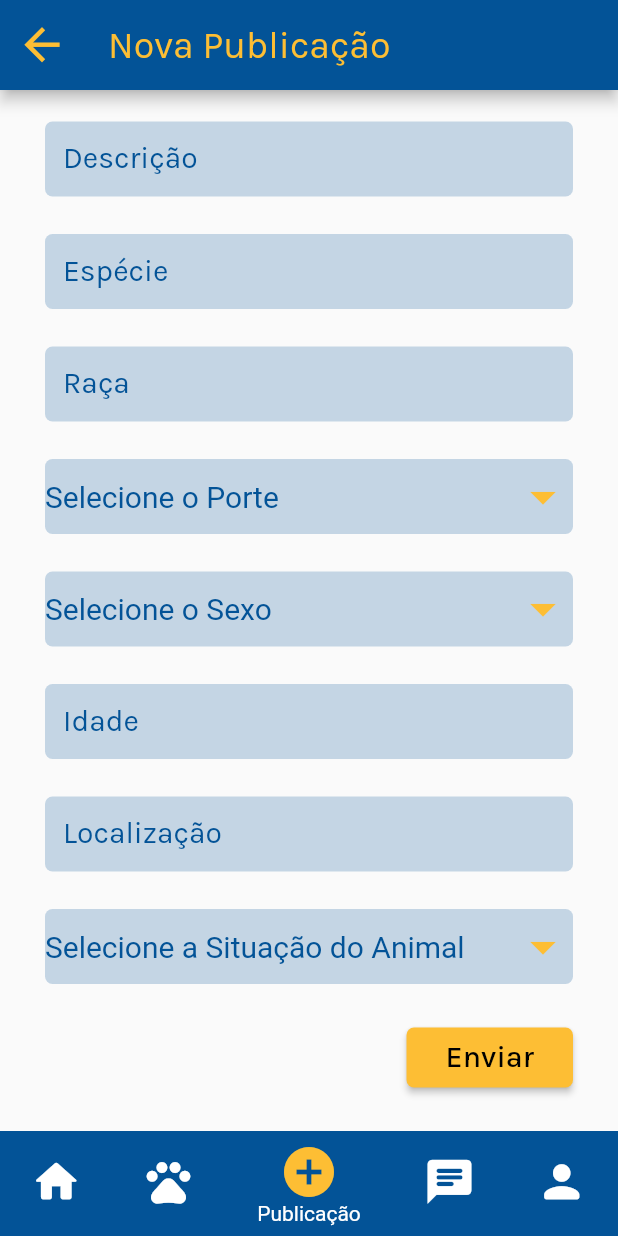
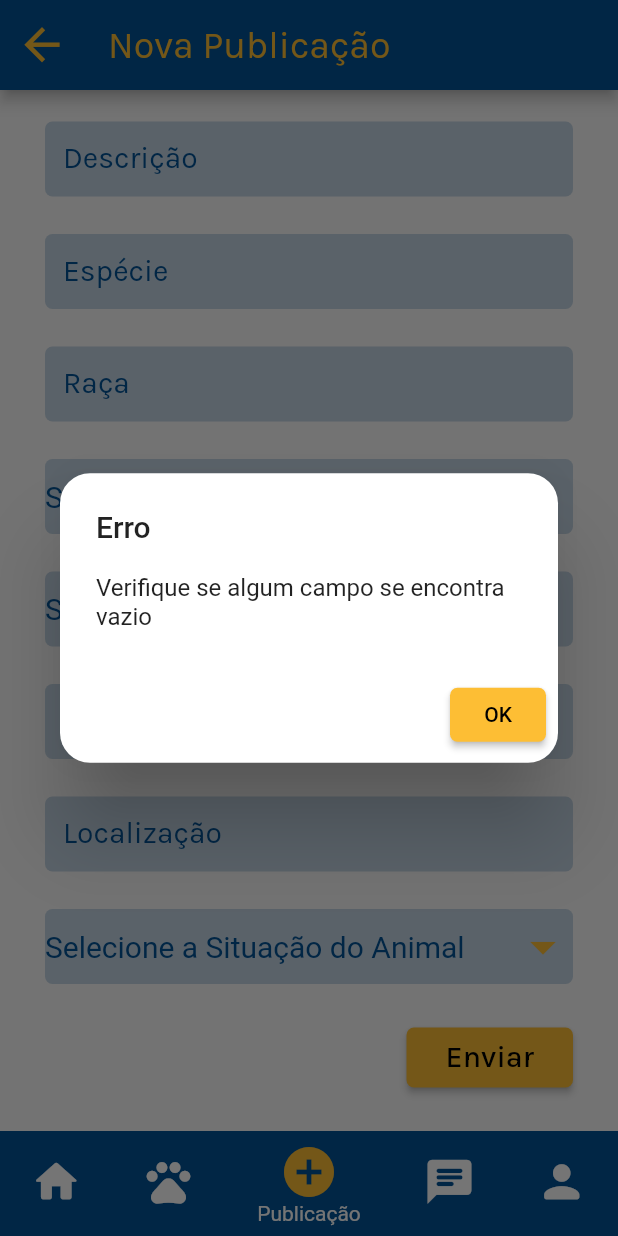
Before and after one commit to biancacordebello/DetectPet, a Flutter app: the screen it shows after launch, item 3 of the bottom bar chosen, scrolled down 284 dp, after a tap on "Enviar", on a phone screen of 412 x 824 dp. Run offline on Flutter 3.47's test engine with Material 2 defaults, Android fonts, the phone set to English and light mode, and no system bars; drawn by our look-alikes of dropdown_button2; our stand-ins replace cloud_firestore, firebase_auth, firebase_core, firebase_storage, image_picker; accounts and stored records are empty.

Commit message:
modified:   lib/widgets/adoptionpage.dart 	modified:   lib/widgets/publicationpage.dart 	modified:   assets/images/paw.png 	modified:   lib/widgets/adoptionpage.dart 	modified:   lib/widgets/loginpage.dart 	modified:   lib/widgets/publicationpage.dart     	modified:   lib/widgets/registerpage.dart 	modified:   lib/widgets/searchpage.dart modified:   pubspec.lock 	modified:   pubspec.yaml 	lib/widgets/informationpage.dart 	lib/widgets/informationppage.dart

```diff
--- a/lib/widgets/publicationpage.dart
+++ b/lib/widgets/publicationpage.dart
@@ -116,7 +116,7 @@ String selectedValue2 = '';
 
         appBar: AppBar(
           title: const Text('Nova Publicação'),
-          titleTextStyle: TextStyle(color: Color(0xFFFDBE34), fontSize: 25, fontFamily: 'Karla'),
+          titleTextStyle: const TextStyle(color: Color(0xFFFDBE34), fontSize: 25, fontFamily: 'Karla'),
           backgroundColor: const Color(0xFF035397),
           toolbarHeight: 60,
           leading:
@@ -126,7 +126,7 @@ String selectedValue2 = '';
                  Navigator.push(
                         context,
                         MaterialPageRoute(
-                          builder: (context) => BottonNavigationBar0(),
+                          builder: (context) => const BottonNavigationBar0(),
                         ));
               },
             )
@@ -139,7 +139,7 @@ String selectedValue2 = '';
           crossAxisAlignment: CrossAxisAlignment.center,
           children: [
           Padding(
-          padding: EdgeInsets.all(15.0),
+          padding: const EdgeInsets.all(15.0),
           child: Row(
           mainAxisAlignment: MainAxisAlignment.center,
           children: [
@@ -168,20 +168,20 @@ String selectedValue2 = '';
                             borderRadius: BorderRadius.circular(5)),
                         width: 250,
                         height: 250,
-                        child: Icon(
+                        child: const Icon(
                            Icons.add_photo_alternate_rounded,
                           color: Color(0xFFFDBE34), size: 50,
                         ),
 
           )))])),
 
-        SizedBox(
+        const SizedBox(
         height: 25
         ),
 
          //DESCRIÇÃO
         Padding(
-      padding: EdgeInsets.symmetric(horizontal: 30),
+      padding: const EdgeInsets.symmetric(horizontal: 30),
         child: SizedBox(
         height: 50,
         width: double.infinity,
@@ -196,31 +196,26 @@ String selectedValue2 = '';
         borderSide: BorderSide.none
         ),
         labelText: 'Descrição',
-        labelStyle: TextStyle(
-        color: const Color(0xFF035397),
+        labelStyle: const TextStyle(
+        color: Color(0xFF035397),
         fontFamily: 'Karla',
         fontSize: 20,
         )))
         )),
 
 
-        SizedBox(
+        const SizedBox(
         height: 25
         ),
 
         //ESPÉCIE DO ANIMAL
         Padding(
-      padding: EdgeInsets.symmetric(horizontal: 30),
+      padding: const EdgeInsets.symmetric(horizontal: 30),
         child: SizedBox(
         height: 50,
         width: double.infinity,
         child: TextFormField(
-        validator: (_specie) {
-        if (_specie == null || _specie.isEmpty) {
-          return 'Campo obrigatório';
-        }
-         return null;
-        },
+        validator: (_specie) {},
         controller: _specie,
         decoration: InputDecoration(
         filled: true,
@@ -230,20 +225,20 @@ String selectedValue2 = '';
         borderSide: BorderSide.none,
         ),
         labelText: 'Espécie',
-        labelStyle: TextStyle(
-        color: const Color(0xFF035397),
+        labelStyle: const TextStyle(
+        color: Color(0xFF035397),
         fontFamily: 'Karla',
         fontSize: 20,
         )))
         )),
 
-        SizedBox(
+        const SizedBox(
         height: 25
         ),
 
         //RAÇA DO ANIMAL
         Padding(
-      padding: EdgeInsets.symmetric(horizontal: 30),
+      padding: const EdgeInsets.symmetric(horizontal: 30),
         child: SizedBox(
         height: 50,
         width: double.infinity,
@@ -258,28 +253,28 @@ String selectedValue2 = '';
         borderSide: BorderSide.none,
         ),
         labelText: 'Raça',
-        labelStyle: TextStyle(
-        color: const Color(0xFF035397),
+        labelStyle: const TextStyle(
+        color: Color(0xFF035397),
         fontFamily: 'Karla',
         fontSize: 20,
         )))
         )),
 
 
-        SizedBox(
+        const SizedBox(
         height: 25,
         ),
 
       //PORTE
        Padding(
-      padding: EdgeInsets.symmetric(horizontal: 30),
+      padding: const EdgeInsets.symmetric(horizontal: 30),
       child: SizedBox(
         height: 50,
         width: double.infinity,
         child: DropdownButtonHideUnderline(
         child: DropdownButton2(
         isExpanded: true,
-          hint: Text(
+          hint: const Text(
             'Selecione o Porte',
             style: TextStyle(
               fontSize: 20,
@@ -289,7 +284,7 @@ String selectedValue2 = '';
           ),
           dropdownDecoration: BoxDecoration(
           borderRadius: BorderRadius.circular(5),
-          color: Color.fromARGB(255, 255, 255, 255),
+          color: const Color.fromARGB(255, 255, 255, 255),
           ),
           items: porte1
                   .map((porte2) =>
@@ -312,32 +307,32 @@ String selectedValue2 = '';
             });
           },
           iconSize: 40,
-          iconEnabledColor: Color(0xFFFDBE34),
-          iconDisabledColor: Color(0xFFFDBE34),
+          iconEnabledColor: const Color(0xFFFDBE34),
+          iconDisabledColor: const Color(0xFFFDBE34),
           buttonHeight: 40,
           buttonWidth: 140,
           itemHeight: 40,
           buttonDecoration: BoxDecoration(
-          color: Color(0xFF035397).withOpacity(0.22),
+          color: const Color(0xFF035397).withOpacity(0.22),
           borderRadius: BorderRadius.circular(5),
 
         ),
       )))),
 
-        SizedBox(
+        const SizedBox(
         height: 25
         ),
 
         //SEXO
        Padding(
-      padding: EdgeInsets.symmetric(horizontal: 30),
+      padding: const EdgeInsets.symmetric(horizontal: 30),
       child: SizedBox(
         height: 50,
         width: double.infinity,
         child: DropdownButtonHideUnderline(
         child: DropdownButton2(
         isExpanded: true,
-          hint: Text(
+          hint: const Text(
             'Selecione o Sexo',
             style: TextStyle(
               fontSize: 20,
@@ -347,7 +342,7 @@ String selectedValue2 = '';
           ),
           dropdownDecoration: BoxDecoration(
           borderRadius: BorderRadius.circular(5),
-          color: Color.fromARGB(255, 255, 255, 255),
+          color: const Color.fromARGB(255, 255, 255, 255),
           ),
           items: sexo1
                   .map((sexo2) =>
@@ -370,27 +365,27 @@ String selectedValue2 = '';
             });
           },
           iconSize: 40,
-          iconEnabledColor: Color(0xFFFDBE34),
-          iconDisabledColor: Color(0xFFFDBE34),
+          iconEnabledColor: const Color(0xFFFDBE34),
+          iconDisabledColor: const Color(0xFFFDBE34),
           buttonHeight: 40,
           buttonWidth: 140,
           itemHeight: 40,
           buttonDecoration: BoxDecoration(
-          color: Color(0xFF035397).withOpacity(0.22),
+          color: const Color(0xFF035397).withOpacity(0.22),
           borderRadius: BorderRadius.circular(5),
 
         ),
       )))),
 
 
-        SizedBox(
+        const SizedBox(
         height: 25
         ),
 
 
         //IDADE
        Padding(
-      padding: EdgeInsets.symmetric(horizontal: 30),
+      padding: const EdgeInsets.symmetric(horizontal: 30),
         child: SizedBox(
         height: 50,
         width: double.infinity,
@@ -405,20 +400,20 @@ String selectedValue2 = '';
         borderSide: BorderSide.none,
         ),
         labelText: 'Idade',
-        labelStyle: TextStyle(
-        color: const Color(0xFF035397),
+        labelStyle: const TextStyle(
+        color: Color(0xFF035397),
         fontFamily: 'Karla',
         fontSize: 20
         )))
         )),
 
-        SizedBox(
+        const SizedBox(
         height: 25
         ),
 
       //LOCALIZAÇÃO
       Padding(
-      padding: EdgeInsets.symmetric(horizontal: 30),
+      padding: const EdgeInsets.symmetric(horizontal: 30),
       child: SizedBox(
       height: 50,
       width: double.infinity,
@@ -433,27 +428,27 @@ String selectedValue2 = '';
       borderSide: BorderSide.none,
       ),
       labelText: 'Localização',
-      labelStyle: TextStyle(
-      color: const Color(0xFF035397),
+      labelStyle: const TextStyle(
+      color: Color(0xFF035397),
       fontFamily: 'Karla',
       fontSize: 20
        )))
        )),
 
-       SizedBox(
+       const SizedBox(
         height: 25
         ),
 
       //SITUAÇÃO
       Padding(
-      padding: EdgeInsets.symmetric(horizontal: 30),
+      padding: const EdgeInsets.symmetric(horizontal: 30),
       child: SizedBox(
         height: 50,
         width: double.infinity,
         child: DropdownButtonHideUnderline(
         child: DropdownButton2(
         isExpanded: true,
-          hint: Text(
+          hint: const Text(
             'Selecione a Situação do Animal',
             style: TextStyle(
               fontSize: 20,
@@ -463,7 +458,7 @@ String selectedValue2 = '';
           ),
           dropdownDecoration: BoxDecoration(
           borderRadius: BorderRadius.circular(5),
-          color: Color.fromARGB(255, 255, 255, 255),
+          color: const Color.fromARGB(255, 255, 255, 255),
           ),
           items: situacao1
                   .map((situacao2) =>
@@ -486,14 +481,15 @@ String selectedValue2 = '';
             });
           },
 
+
           iconSize: 40,
-          iconEnabledColor: Color(0xFFFDBE34),
-          iconDisabledColor: Color(0xFFFDBE34),
+          iconEnabledColor: const Color(0xFFFDBE34),
+          iconDisabledColor: const Color(0xFFFDBE34),
           buttonHeight: 40,
           buttonWidth: 140,
           itemHeight: 40,
           buttonDecoration: BoxDecoration(
-          color: Color(0xFF035397).withOpacity(0.22),
+          color: const Color(0xFF035397).withOpacity(0.22),
           borderRadius: BorderRadius.circular(5),
 
         )
@@ -501,14 +497,14 @@ String selectedValue2 = '';
 
       ))),
 
-      SizedBox(
+      const SizedBox(
         height: 25
         ),
 
 
        //Botão Enviar
       Padding(
-      padding: EdgeInsets.symmetric(horizontal: 30),
+      padding: const EdgeInsets.symmetric(horizontal: 30),
       child: Row(
       mainAxisAlignment: MainAxisAlignment.end,
       textDirection: TextDirection.ltr,
@@ -524,20 +520,48 @@ String selectedValue2 = '';
       Navigator.push(
       context,
       MaterialPageRoute(
-      builder: (context) => BottonNavigationBar0()));
+      builder: (context) => const BottonNavigationBar0()));
       }
      else if (selectedValue2 == 'Perdidos') {
       sendDatap();
       Navigator.push(
       context,
       MaterialPageRoute(
-      builder: (context) => BottonNavigationBar1()));
+      builder: (context) => const BottonNavigationBar1()));
      }
-
+      else if (selectedValue2 == null || selectedValue2.isEmpty || _specie == null || selectedValue1 == null || selectedValue1.isEmpty ||
+      selectedValue == null || selectedValue.isEmpty || _age == null || _breed == null || _description == null ||
+      _localization == null
+      )
+      {
+      showDialog(
+      context: context,
+      builder: (BuildContext context) {
+      return AlertDialog(
+      title: new Text("Erro"),
+      content: new Text("Verifique se algum campo se encontra vazio"),
+      shape: const RoundedRectangleBorder(
+    borderRadius: BorderRadius.all(Radius.circular(20))),
+      actions: <Widget>[
+        ElevatedButton(
+          onPressed: () {
+            Navigator.of(context).pop();
+          },
+          style: ElevatedButton.styleFrom(
+          backgroundColor: const Color(0xFFFDBE34),
+          shape: RoundedRectangleBorder(
+          borderRadius: BorderRadius.circular(5))),
+          child: const Text("OK", style: TextStyle(color: Colors.black)),
+        ),
+      ],
+    );
+  },
+);
+      }
 
       },
 
-      child: Text(
+      child: const Text(
       "Enviar",
       style: TextStyle(
       color: Colors.black,
@@ -547,13 +571,13 @@ String selectedValue2 = '';
       ),
       style: ElevatedButton.styleFrom(
       fixedSize: const Size(111, 40),
-      primary: Color(0xFFFDBE34),
+      primary: const Color(0xFFFDBE34),
       shape: RoundedRectangleBorder(
       borderRadius: BorderRadius.circular(5))
       )),],
 
       )),
-        SizedBox(
+        const SizedBox(
         height: 25
         ),
 
@@ -599,7 +623,7 @@ String selectedValue2 = '';
 
     //BANCO DE DADOS - ENVIAR DADOS
     void sendData() async{
-    String id = Uuid().v1();
+    String id = const Uuid().v1();
     db.collection("adocao").doc(id).set({
     "Descrição": _description.text,
     "Espécie": _specie.text,
@@ -613,7 +637,7 @@ String selectedValue2 = '';
     }
 
     void sendDatap() async{
-    String id = Uuid().v1();
+    String id = const Uuid().v1();
     db.collection("perdidos").doc(id).set({
     "Descrição": _description.text,
     "Espécie": _specie.text,
```
Also changed, not shown: lib/widgets/adoptionpage.dart (+8 -3 lines).
